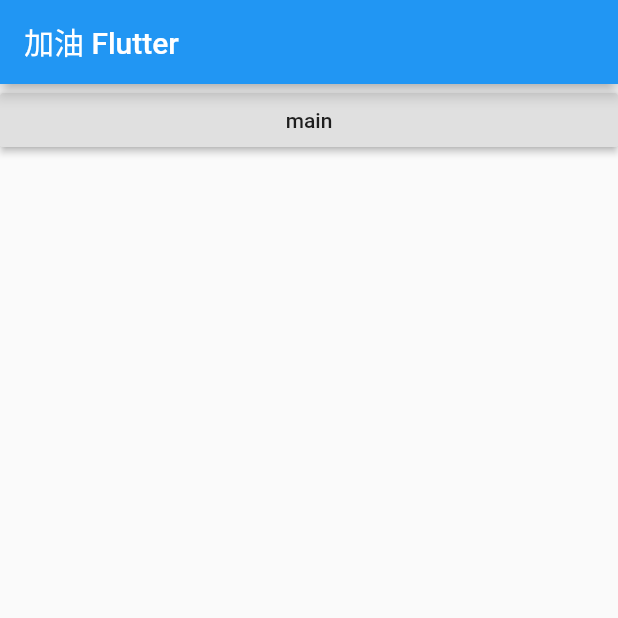
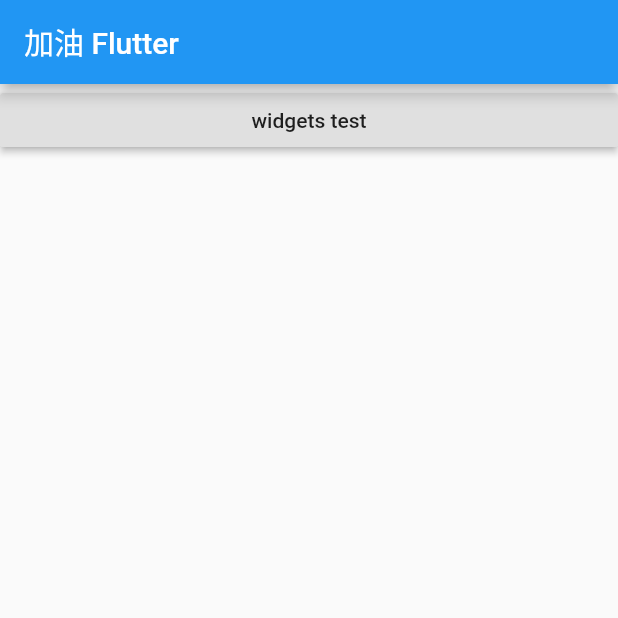
Before and after one commit to jiaoyaning/master_road_flutter, a Flutter app: the screen it shows after launch, on a phone screen of 412 x 824 dp, the top half of it. Run offline on Flutter 3.47's test engine with Material 2 defaults, Android fonts, the phone set to English and light mode, and no system bars.

Commit message:
updata listview

```diff
--- a/lib/base/Route.dart
+++ b/lib/base/Route.dart
@@ -1,5 +1,6 @@
 import 'package:flutter/cupertino.dart';
 import 'package:flutter/material.dart';
+import 'package:master_road_flutter/widgets/widgets.dart';
 
 import '../home/Main.dart';
 
@@ -9,10 +10,12 @@ void main() {
     home: Main(),
     routes: <String, WidgetBuilder>{
       RouterPath.home: (context) => Main(),
+      RouterPath.widgets: (context) => Widgets(),
     },
   ));
 }
 
 class RouterPath {
   static String home = '/home';
+  static String widgets = '/widgets';
 }
--- a/lib/home/Main.dart
+++ b/lib/home/Main.dart
@@ -1,4 +1,5 @@
 import 'package:flutter/material.dart';
+import 'package:master_road_flutter/base/Route.dart';
 
 class Main extends StatefulWidget {
   Main({Key key}) : super(key: key);
@@ -22,7 +23,9 @@ class _MainState extends State<Main> {
 
   @override
   Widget build(BuildContext context) {
-    return Scaffold(
+    return MaterialApp(
+        title: "加油 Flutter",
+        home: Scaffold(
             appBar: AppBar(
               title: Text("加油 Flutter"),
             ),
@@ -30,12 +33,12 @@ class _MainState extends State<Main> {
               scrollDirection: Axis.vertical,
               children: <Widget>[
                 RaisedButton(
+                  child: Text("widgets test"),
                   onPressed: () {
-                // Navigator.pushNamed(context, RouterPath.main);
+                    Navigator.pushNamed(context, RouterPath.widgets);
                   },
-              child: Text("main"),
                 )
               ],
-        )));
+            ))));
   }
 }
--- /dev/null
+++ b/lib/widgets/widgets.dart
@@ -0,0 +1,37 @@
+import 'package:flutter/material.dart';
+
+class Widgets extends StatefulWidget {
+  Widgets({Key key}) : super(key: key);
+
+  @override
+  _WidgetsState createState() {
+    return _WidgetsState();
+  }
+}
+
+class _WidgetsState extends State<Widgets> {
+  @override
+  void initState() {
+    super.initState();
+  }
+
+  @override
+  void dispose() {
+    super.dispose();
+  }
+
+  @override
+  Widget build(BuildContext context) {
+    return MaterialApp(
+      title: "Widgets Demo",
+      home: Scaffold(
+        appBar: AppBar(
+          title: Text('Widgets test'),
+        ),
+        body: Center(
+          child: Text('Hello World'),
+        ),
+      ),
+    );
+  }
+}
```
Lines whose indentation alone changed are shown as unchanged.
